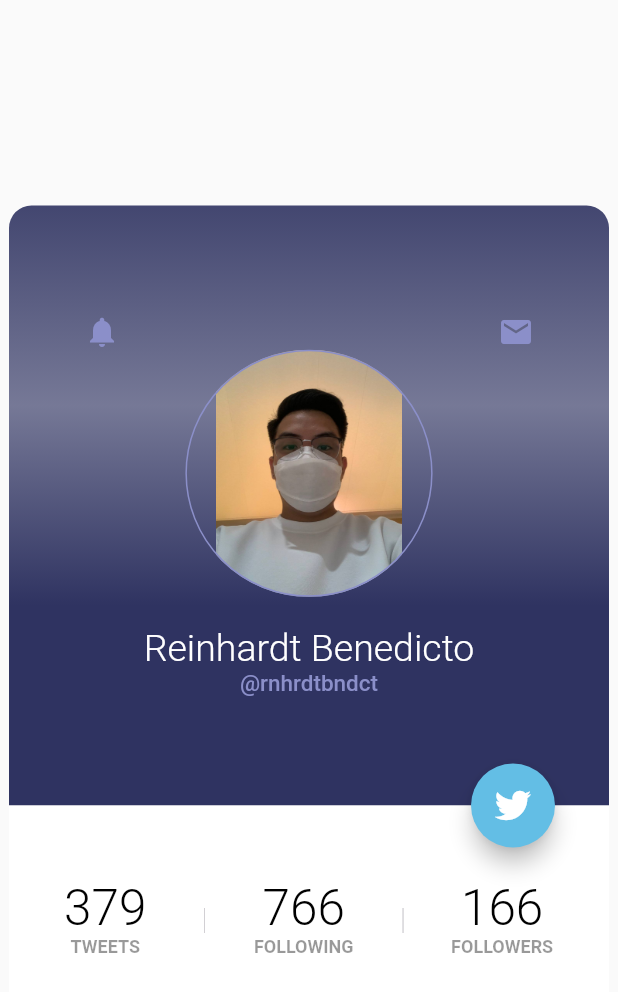
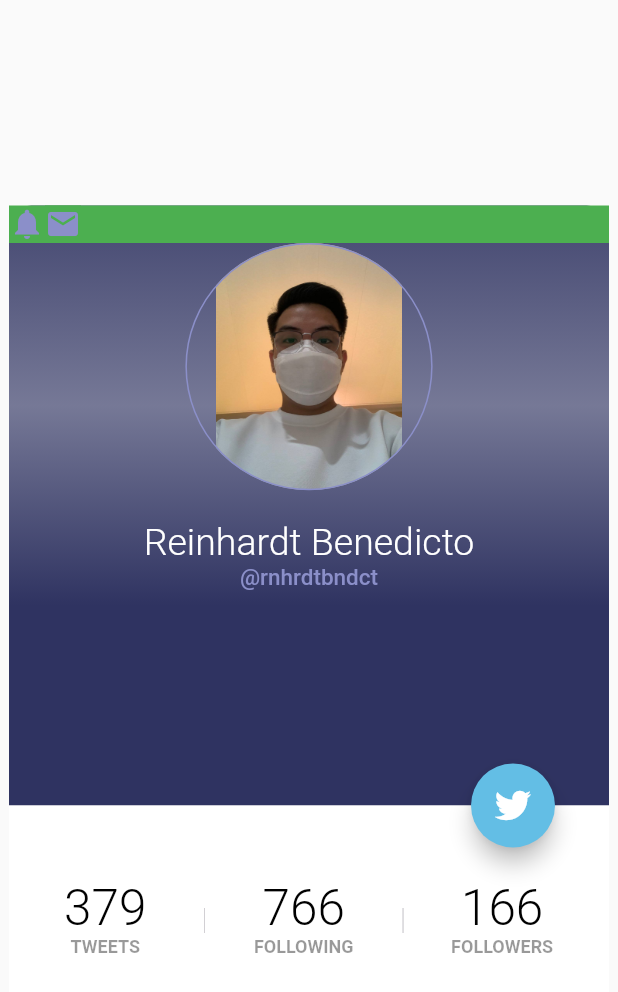
Before and after one commit to rnhrdtbndct/flutter-itelective5, a Flutter app: the card screen opened directly, on a phone screen of 412 x 824 dp. Shown: the top 992 px of the screen. Run offline on Flutter 3.47's test engine with Material 2 defaults, Android fonts, the phone set to English and light mode, and no system bars; our stand-ins replace carousel_slider, font_awesome_flutter, google_fonts, smooth_page_indicator; missing offline and left inert: dart:js; network calls fail; Roboto replaces fonts that are missing (MPlus).

Commit message:
edits for PA #4

```diff
--- a/lib/card.dart
+++ b/lib/card.dart
@@ -46,32 +46,30 @@ class card extends StatelessWidget {
                         borderRadius: BorderRadius.only(
                             topLeft: Radius.circular(15),
                             topRight: Radius.circular(15))),
-                    child: Column(
-                      mainAxisAlignment: MainAxisAlignment.center,
-                      crossAxisAlignment: CrossAxisAlignment.center,
-                      children: [
-                        Wrap(
+                    child: Wrap(
                       children: [
                         Container(
-                              width: 200,
-                              padding: EdgeInsets.only(
-                                left: 50,
-                              ),
-                              alignment: Alignment.topLeft,
+                          width: MediaQuery.of(context).size.width,
+                          color: Colors.green,
+                          height: 25,
+                          child: Wrap(
+                            direction: Axis.vertical,
+                            children: [
+                              Container(
+                                alignment: Alignment.center,
                                 child: Icon(Icons.notifications,
                                     color: Color(0xff8B8FC9)),
                               ),
                               Container(
-                              width: 200,
-                              padding: EdgeInsets.only(
-                                right: 50,
-                              ),
-                              alignment: Alignment.topRight,
+                                color: Colors.green,
+                                alignment: Alignment.center,
                                 child: Icon(Icons.mail, color: Color(0xff8B8FC9)),
                               ),
                             ],
                           ),
-                        Wrap(
+                        ),
+                        Container(
+                          child: Wrap(
                             children: [
                               Container(
                                 width: MediaQuery.of(context).size.width,
@@ -112,6 +110,7 @@ class card extends StatelessWidget {
                                 ),
                               ),
                             ],
+                          ),
                         ),
                       ],
                     ),
--- a/lib/main.dart
+++ b/lib/main.dart
@@ -15,6 +15,10 @@ class MyApp extends StatelessWidget {
 
   @override
   Widget build(BuildContext context) {
-    return MaterialApp(debugShowCheckedModeBanner: false, home: HomeScreen());
+    return MaterialApp(debugShowCheckedModeBanner: false, routes: {
+      '/': (context) => LoginScreen(),
+      '/signup': (context) => SignUpScreen(),
+      '/home': (context) => HomeScreen(),
+    });
   }
 }
```
Also changed, not shown: lib/screens/home.dart (+43 -2 lines), lib/screens/login.dart (+17 -9 lines). Lines whose indentation alone changed are shown as unchanged.
